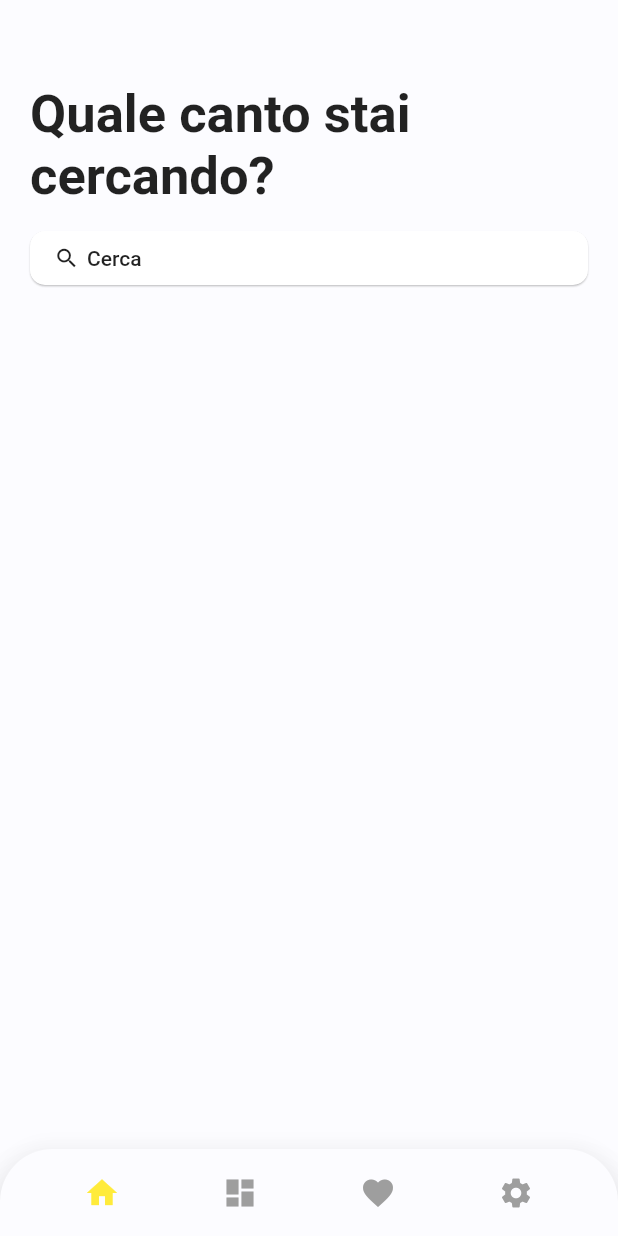
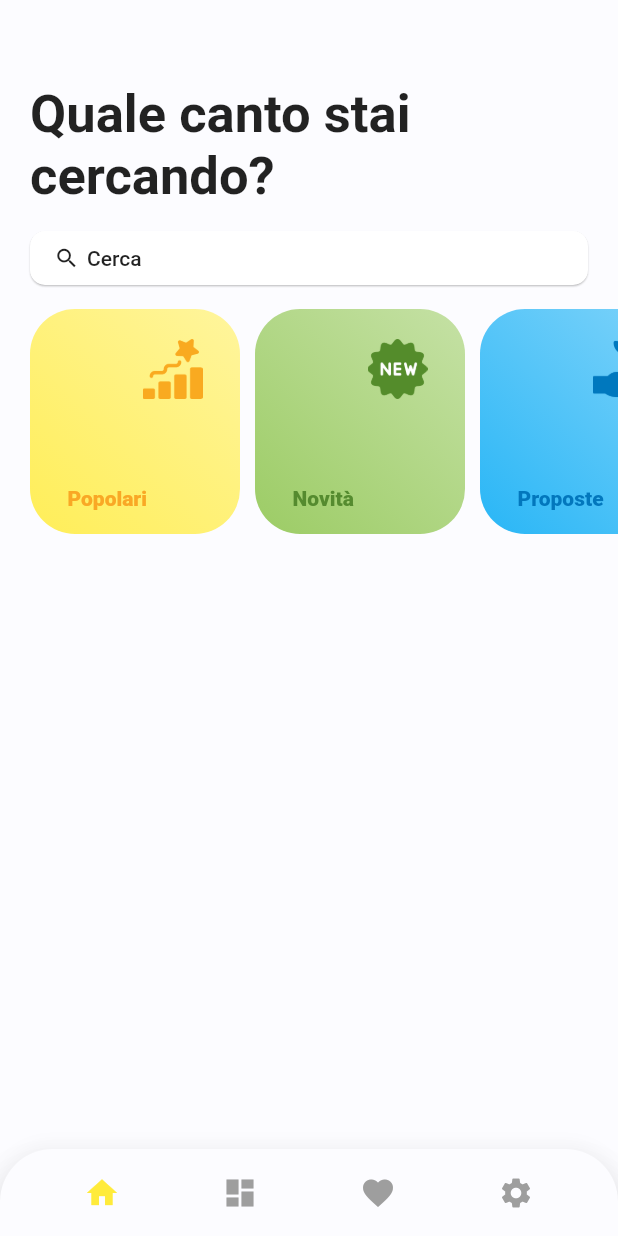
Before and after one commit to giovamuge/cantapp, a Flutter app: the screen it shows after launch, on a phone screen of 412 x 824 dp. Run offline on Flutter 3.47's test engine with Material 2 defaults, Android fonts, the light colour scheme and no system bars; our stand-ins replace cloud_firestore, equatable, flutter_svg, font_awesome_flutter, settings_ui, shared_preferences; accounts and stored records are empty.

Commit message:
spostato alcuni file, aggiunto activity con animazione

```diff
--- /dev/null
+++ b/lib/activity/activity_card.dart
@@ -0,0 +1,140 @@
+import 'package:cantapp/activity/activity_screen.dart';
+import 'package:flutter/material.dart';
+import 'package:flutter_svg/flutter_svg.dart';
+
+class ActivityCardWidget extends StatelessWidget {
+  final int _index;
+  final MaterialColor _color;
+  final String _title;
+  final String _assetsImage;
+  final String _description;
+
+  ActivityCardWidget(
+      {@required int index,
+      @required MaterialColor color,
+      @required String title,
+      @required String assetsImage,
+      String description = ""})
+      : _title = title,
+        _index = index,
+        _color = color,
+        _assetsImage = assetsImage,
+        _description = description;
+
+  @override
+  Widget build(BuildContext context) {
+    // final screenHeight = MediaQuery.of(context).size.height;
+    final screenWidth = 150.00;
+
+    return Container(
+      width: screenWidth,
+      padding: const EdgeInsets.symmetric(horizontal: 5),
+      child: InkWell(
+        borderRadius: BorderRadius.circular(30),
+        onTap: () => Navigator.push(
+            context,
+            PageRouteBuilder(
+                transitionDuration: const Duration(milliseconds: 200),
+                pageBuilder: (context, _, __) => ActivityScreen(
+                      index: _index,
+                      color: _color,
+                      title: _title,
+                    ))),
+        child: Stack(
+          children: [
+            Align(
+              alignment: Alignment.bottomCenter,
+              // child: ClipPath(
+              //   clipper: ActivityCardBackgroundClipper(),
+              child: Hero(
+                tag: "background-$_index",
+                child: Container(
+                  // height: screenHeight,
+                  // width: screenWidth,
+                  decoration: BoxDecoration(
+                    borderRadius: BorderRadius.circular(30),
+                    gradient: LinearGradient(
+                      colors: [_color[200], _color[400]],
+                      begin: Alignment.topRight,
+                      end: Alignment.bottomLeft,
+                    ),
+                  ),
+                ),
+              ),
+            ),
+            Container(
+              alignment: Alignment.topRight,
+              padding: const EdgeInsets.symmetric(horizontal: 25, vertical: 20),
+              child: Image(
+                image: AssetImage(_assetsImage),
+                width: 40,
+                height: 40,
+              ),
+              // child: SvgPicture.asset(_assetsImage,
+              //   semanticsLabel: 'Popularity',
+              //   height: 70,
+              //   width: 70,
+              // ),
+            ),
+            Padding(
+              padding: const EdgeInsets.symmetric(horizontal: 25, vertical: 16),
+              child: Column(
+                crossAxisAlignment: CrossAxisAlignment.start,
+                mainAxisAlignment: MainAxisAlignment.end,
+                children: <Widget>[
+                  Hero(
+                    tag: "name-$_index",
+                    child: Material(
+                      color: Colors.transparent,
+                      child: Container(
+                        child: Text(_title,
+                            style: TextStyle(
+                              color: _color[800],
+                              fontWeight: FontWeight.w800,
+                            )),
+                      ),
+                    ),
+                  ),
+                  Container(
+                    child: _description == ""
+                        ? SizedBox(height: 0)
+                        : Text(_description,
+                            style: TextStyle(color: _color[800])),
+                  ),
+                ],
+              ),
+            ),
+          ],
+        ),
+      ),
+    );
+  }
+}
+
+class ActivityCardBackgroundClipper extends CustomClipper<Path> {
+  @override
+  Path getClip(Size size) {
+    Path clippedPath = Path();
+    double curveDistance = 40;
+
+    clippedPath.moveTo(0, size.height * 0.4);
+    clippedPath.lineTo(0, size.height - curveDistance);
+    clippedPath.quadraticBezierTo(
+        1, size.height - 1, 0 + curveDistance, size.height);
+    clippedPath.lineTo(size.width - curveDistance, size.height);
+    clippedPath.quadraticBezierTo(size.width + 1, size.height - 1, size.width,
+        size.height - curveDistance);
+    clippedPath.lineTo(size.width, 0 + curveDistance);
+    clippedPath.quadraticBezierTo(size.width - 1, 0,
+        size.width - curveDistance - 5, 0 + curveDistance / 3);
+    clippedPath.lineTo(curveDistance, size.height * 0.29);
+    clippedPath.quadraticBezierTo(
+        1, (size.height * 0.30) + 10, 0, size.height * 0.4);
+    return clippedPath;
+  }
+
+  @override
+  bool shouldReclip(CustomClipper<Path> oldClipper) {
+    return true;
+  }
+}
--- /dev/null
+++ b/lib/activity/list_activity_cards.dart
@@ -0,0 +1,53 @@
+import 'package:cantapp/activity/activity_card.dart';
+import 'package:flutter/material.dart';
+
+class ListActivityCardsWidget extends StatelessWidget {
+  @override
+  Widget build(BuildContext context) {
+    return SizedBox(
+      height: 150.0,
+      child: ListView(
+        shrinkWrap: true,
+        scrollDirection: Axis.horizontal,
+        children: <Widget>[
+          // imposta padding al primo elemento
+          // per rispettare il margine a sinistra
+          // da margine 20 sottraggo 5 quindi 15
+          Padding(
+            padding: const EdgeInsets.only(left: 15),
+            child: ActivityCardWidget(
+              index: 0,
+              color: Colors.yellow,
+              title: "Popolari",
+              assetsImage: "icons/popularity.png",
+            ),
+          ),
+          ActivityCardWidget(
+            index: 1,
+            color: Colors.lightGreen,
+            title: "Novità",
+            assetsImage: "icons/new.png",
+          ),
+          ActivityCardWidget(
+            index: 2,
+            color: Colors.lightBlue,
+            title: "Proposte",
+            assetsImage: "icons/plant_tree.png",
+          ),
+          ActivityCardWidget(
+            index: 3,
+            color: Colors.orange,
+            title: "Classici",
+            assetsImage: "icons/popularity.png",
+          ),
+          ActivityCardWidget(
+            index: 4,
+            color: Colors.deepOrange,
+            title: "sss",
+            assetsImage: "icons/popularity.png",
+          ),
+        ],
+      ),
+    );
+  }
+}
--- a/lib/category/category_screen.dart
+++ b/lib/category/category_screen.dart
@@ -1,5 +1,5 @@
 import 'package:cantapp/category/category_model.dart' as cat;
-import 'package:cantapp/home/widgets/song_search.dart';
+import 'package:cantapp/song/song_search.dart';
 import 'package:cantapp/song/song_model.dart';
 import 'package:cantapp/widgets/list_songs_screen.dart';
 import 'package:cantapp/widgets/title.dart';
--- a/lib/home/home_screen.dart
+++ b/lib/home/home_screen.dart
@@ -1,4 +1,5 @@
-import 'package:cantapp/home/widgets/song_search.dart';
+import 'package:cantapp/activity/list_activity_cards.dart';
+import 'package:cantapp/song/song_search.dart';
 import 'package:cantapp/song/song_item.dart';
 import 'package:cantapp/song/song_model.dart';
 import 'package:flutter/material.dart';
@@ -78,11 +79,11 @@ class _HomeScreenState extends State<HomeScreen>
       ),
       body: ListView(
         controller: _controller,
-        padding: EdgeInsets.symmetric(horizontal: 20),
+        // padding: EdgeInsets.symmetric(horizontal: 20),
         addAutomaticKeepAlives: true,
         children: <Widget>[
           Padding(
-            padding: EdgeInsets.only(right: 20),
+            padding: const EdgeInsets.symmetric(horizontal: 20),
             child: Text(
               "Quale canto stai\ncercando?",
               style: TextStyle(
@@ -92,7 +93,9 @@ class _HomeScreenState extends State<HomeScreen>
             ),
           ),
           SizedBox(height: 10),
-          RaisedButton(
+          Padding(
+            padding: const EdgeInsets.symmetric(horizontal: 20),
+            child: RaisedButton(
               onPressed: () => showSearch(
                 context: context,
                 delegate: SongSearchDelegate(songsData: _songsData),
@@ -102,8 +105,8 @@ class _HomeScreenState extends State<HomeScreen>
               focusElevation: .5,
               highlightElevation: .5,
               color: Colors.white,
-            shape:
-                RoundedRectangleBorder(borderRadius: BorderRadius.circular(10)),
+              shape: RoundedRectangleBorder(
+                  borderRadius: BorderRadius.circular(10)),
               child: Row(
                 children: <Widget>[
                   Icon(
@@ -117,14 +120,20 @@ class _HomeScreenState extends State<HomeScreen>
                 ],
               ),
             ),
+          ),
           SizedBox(height: 10),
-          ListView.builder(
+          ListActivityCardsWidget(),
+          SizedBox(height: 10),
+          Padding(
+            padding: const EdgeInsets.symmetric(horizontal: 20),
+            child: ListView.builder(
               shrinkWrap: true,
               physics: const NeverScrollableScrollPhysics(),
               itemBuilder: (BuildContext context, int index) {
                 return SongWidget(song: _songsData.items[index], number: index);
               },
               itemCount: _songsData.items.length,
+            ),
           ),
         ],
       ),
--- a/lib/home/widgets/particle_swipe.dart
+++ b/lib/home/widgets/particle/particle_swipe.dart
@@ -1,6 +1,5 @@
 import 'dart:ui';
 
-import 'package:cantapp/home/widgets/particle_field_painter.dart';
 import 'package:cantapp/main.dart';
 import 'package:cantapp/song/song_model.dart';
 import 'package:cantapp/widgets/sprite_sheet.dart';
@@ -9,6 +8,7 @@ import 'package:flutter/scheduler.dart';
 
 import 'list_model.dart';
 import 'particle_field.dart';
+import 'particle_field_painter.dart';
 import 'swipe_item.dart';
 
 class ParticleSwipeDemo extends StatefulWidget {
--- a/lib/home/widgets/song_search.dart
+++ b/lib/song/song_search.dart
@@ -1,6 +1,5 @@
 import 'package:cantapp/song/song_model.dart';
 import 'package:flutter/material.dart';
-import 'package:provider/provider.dart';
 
 class SongSearchDelegate extends SearchDelegate {
   Songs _songsData;
```
Also changed, not shown: lib/activity/activity_screen.dart (added, +120 -0 lines), pubspec.yaml (+10 -0 lines), assets/new.svg (added), assets/plant_tree.svg (added), assets/popularity.svg (added), icons/new.png (added), icons/plant_tree.png (added), icons/popularity.png (added), lib/home/widgets/particle/list_model.dart (renamed from lib/home/widgets/list_model.dart), lib/home/widgets/particle/particle_field.dart (renamed from lib/home/widgets/particle_field.dart), lib/home/widgets/particle/particle_field_painter.dart (renamed from lib/home/widgets/particle_field_painter.dart), lib/home/widgets/particle/song_card.dart (renamed from lib/home/widgets/song_card.dart), lib/home/widgets/particle/swipe_item.dart (renamed from lib/home/widgets/swipe_item.dart), pubspec.lock, 1 other file. Lines whose indentation alone changed are shown as unchanged.
